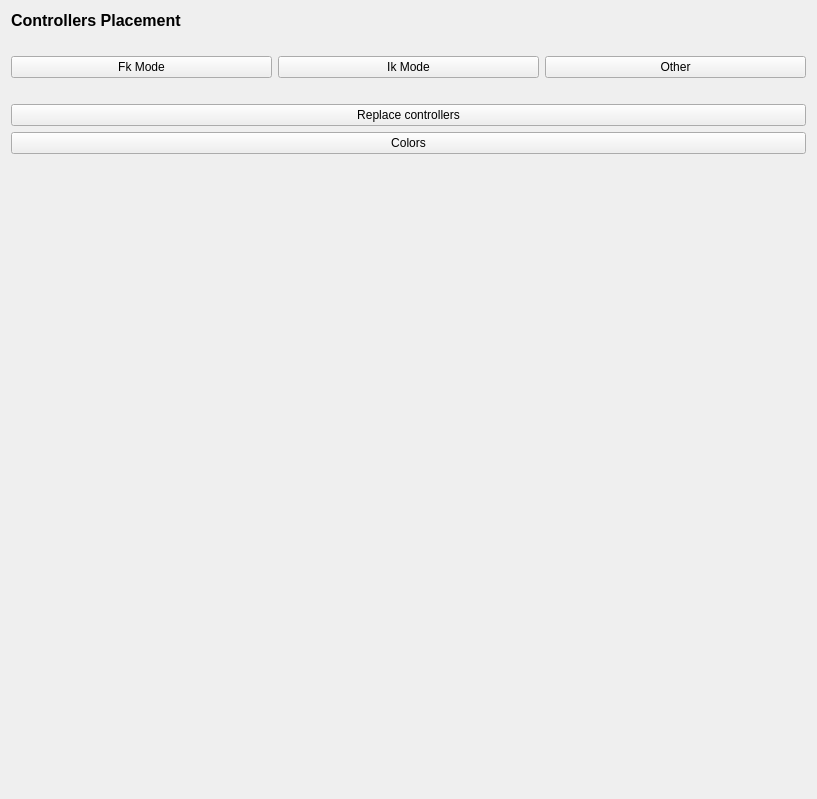
This is forms/PageControllerPlacement.ui in ThomasEscalle/WombatAutoRig as Qt 5 draws it before an edit. The edited form follows.
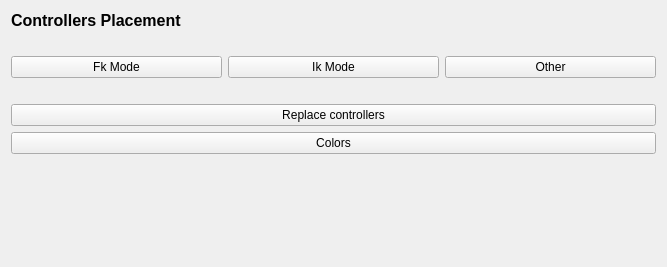
This is the edited form.

Patch:
```diff
--- a/forms/PageControllerPlacement.ui
+++ b/forms/PageControllerPlacement.ui
@@ -6,8 +6,8 @@
    <rect>
     <x>0</x>
     <y>0</y>
-    <width>817</width>
-    <height>799</height>
+    <width>667</width>
+    <height>267</height>
    </rect>
   </property>
   <property name="windowTitle">
```
